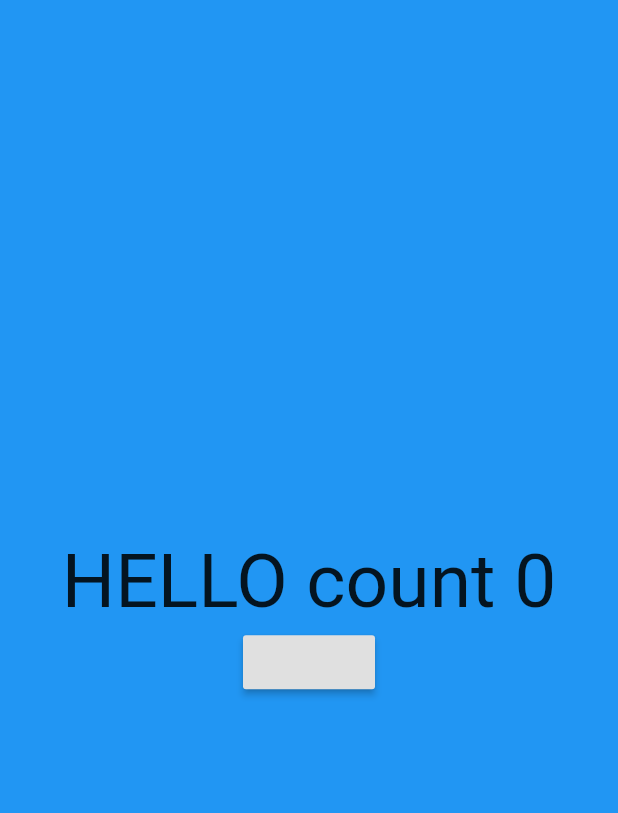
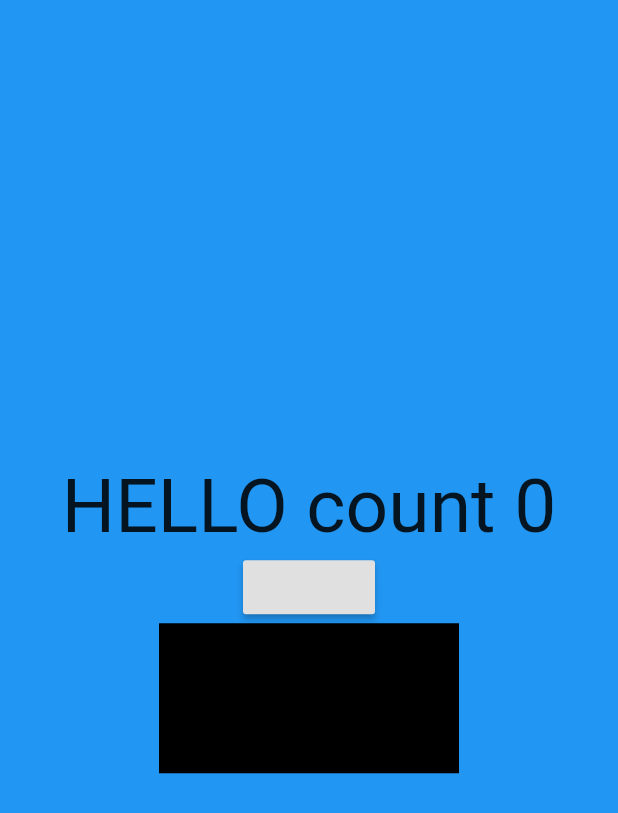
Before and after one commit to kawin033/day2-software, a Flutter app: the screen it shows after launch, on a phone screen of 412 x 824 dp. Shown: the top 813 px of the screen. Run offline on Flutter 3.47's test engine with Material 2 defaults, Android fonts, the phone set to English and light mode, and no system bars.

Commit message:
onechang color

```diff
--- a/lib/main.dart
+++ b/lib/main.dart
@@ -256,7 +256,31 @@ class _State extends State<TestStateful> {
 
           }
         ),
+        FlatButton(
+          onPressed: (){
+            onchangColors();
+          },
+          child: Container(
+            height: 100,
+            width: 200,
+            color: color[countColors],
+          )
+        )
       ],
     );
   }
+    List<Color> color =[Colors.black,Colors.pink];
+    int countColors = 0;
+    onchangColors(){
+      if (countColors==0){
+        setState(() {
+          countColors = 1;
+        });
+      }
+      else{
+        setState(() {
+          countColors = 0;
+        });
+      }
+    }
 }
```
